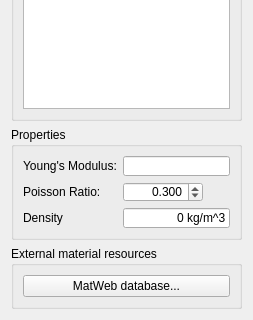
First picture: the form in src/Mod/Fem/TaskPanelMechanicalMaterial.ui, repository berndhahnebach/All_FreeCAD, before the edit; both pictures show x 0 to 253 and y 221 to 541 of the 253 by 541 pixel window.
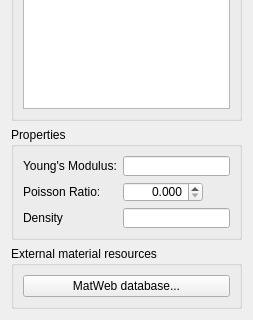
Second picture: the form after the edit. Custom widgets are drawn as their Qt base class.

Commit message: FEM: fix, transient material was used in some cases even if material was not changed

```diff
--- a/src/Mod/Fem/TaskPanelMechanicalMaterial.ui
+++ b/src/Mod/Fem/TaskPanelMechanicalMaterial.ui
@@ -176,7 +176,7 @@
            <double>0.100000000000000</double>
           </property>
           <property name="value">
-           <double>0.300000000000000</double>
+           <double>0.000000000000000</double>
           </property>
          </widget>
         </item>
@@ -202,7 +202,7 @@
            </size>
           </property>
           <property name="text">
-           <string>0 kg/m^3</string>
+           <string/>
           </property>
           <property name="alignment">
            <set>Qt::AlignRight|Qt::AlignTrailing|Qt::AlignVCenter</set>
```
Left out of the diff: 2 changed lines with no effect on the pictures. The commit also changes 1 other file.
